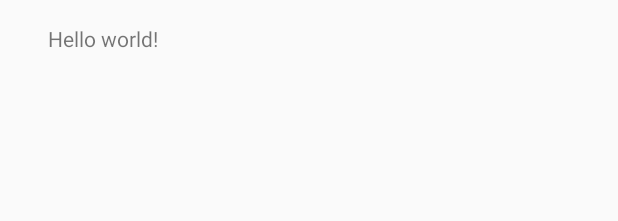
After one commit to jshuadvd/Stormy, an Android app: the layout activity_hourly_forecast.xml on its own in the app's theme, with its tools: preview values and no code run, on a phone screen of 412 x 824 dp. The commit adds this screen. Shown: the top 221 px of the screen. Run offline under Robolectric (Android 15) with nearby library versions, the phone set to English and light mode, and no system bars.

Commit message:
Adding RecyclerView and new HourlyForecastActivity

```diff
--- a/app/build.gradle
+++ b/app/build.gradle
@@ -22,6 +22,7 @@ android {
 dependencies {
     compile fileTree(dir: 'libs', include: ['*.jar'])
     compile 'com.android.support:appcompat-v7:22.0.0'
+    compile 'com.android.support:recyclerview-v7:22.0.0'
     compile 'com.squareup.okhttp:okhttp:2.3.0'
     compile 'com.jakewharton:butterknife:6.1.0'
 }
--- /dev/null
+++ b/app/src/main/res/layout/activity_hourly_forecast.xml
@@ -0,0 +1,16 @@
+<RelativeLayout xmlns:android="http://schemas.android.com/apk/res/android"
+                xmlns:tools="http://schemas.android.com/tools"
+                android:layout_width="match_parent"
+                android:layout_height="match_parent"
+                android:paddingLeft="@dimen/activity_horizontal_margin"
+                android:paddingRight="@dimen/activity_horizontal_margin"
+                android:paddingTop="@dimen/activity_vertical_margin"
+                android:paddingBottom="@dimen/activity_vertical_margin"
+                tools:context="stormy.joshuadavid.com.stormy.ui.HourlyForecastActivity">
+
+    <TextView
+        android:text="@string/hello_world"
+        android:layout_width="wrap_content"
+        android:layout_height="wrap_content"/>
+
+</RelativeLayout>
--- a/app/src/main/res/values/strings.xml
+++ b/app/src/main/res/values/strings.xml
@@ -9,4 +9,5 @@
     <string name="network_unavailable_message">Network is unavailable!</string>
     <string name="title_activity_daily_forecast">DailyForecastActivity</string>
     <string name="no_daily_forecast_data">There is no data to display</string>
+    <string name="title_activity_hourly_forecast">HourlyForecastActivity</string>
 </resources>
```
Also changed, not shown: app/src/main/AndroidManifest.xml (+8 -0 lines), app/src/main/java/stormy/joshuadavid/com/stormy/ui/HourlyForecastActivity.java (added, +40 -0 lines), app/src/main/res/menu/menu_hourly_forecast.xml (added, +9 -0 lines), 1 other file.
